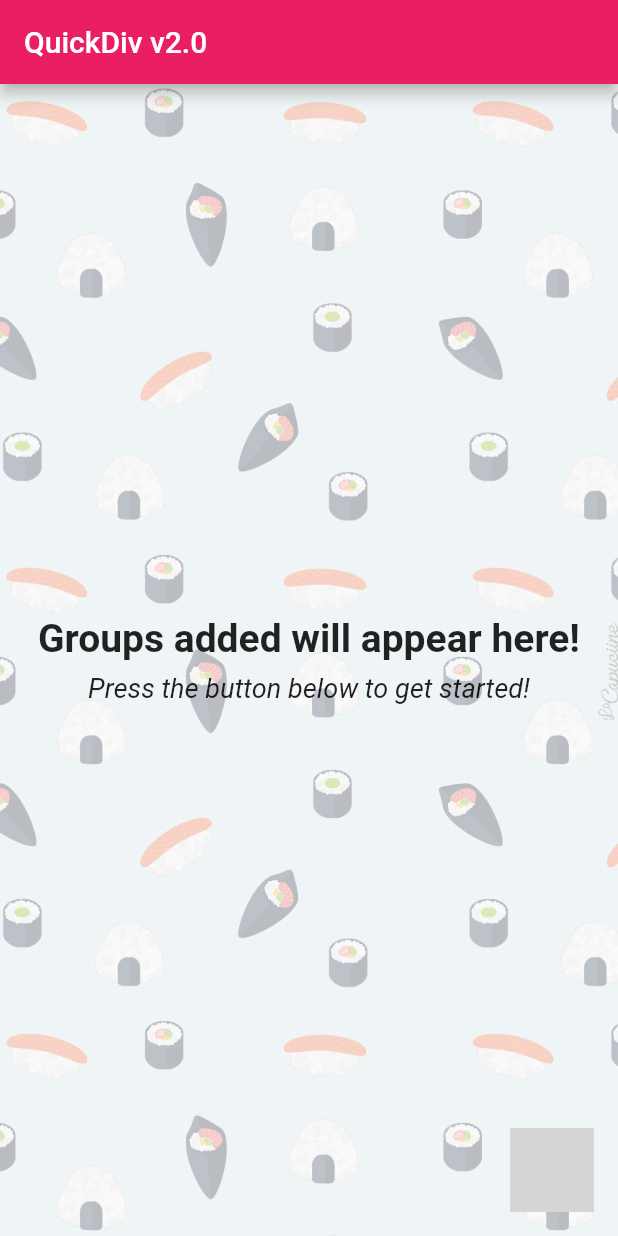
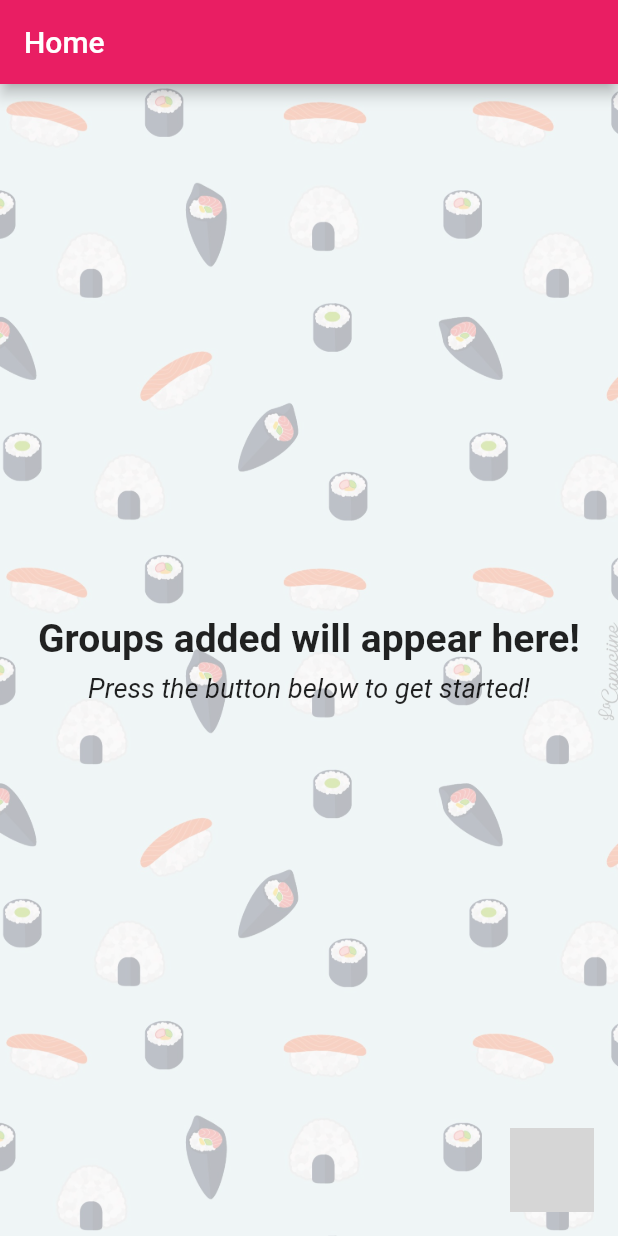
Before and after one commit to Lucria/Orbital2019_QuickDiv, a Flutter app: the screen it shows after launch, on a phone screen of 412 x 824 dp. Run offline on Flutter 3.47's test engine with Material 2 defaults, Android fonts, the phone set to English and light mode, and no system bars; our stand-ins replace contacts_service, image_picker, permission_handler, rflutter_alert; missing offline and left inert: animated_floatactionbuttons; grey boxes are pictures that could not be loaded.

Commit message:
[Fix] Fix the title on split_bill.dart and changed home.dart title to Home

```diff
--- a/lib/pages/home_page.dart
+++ b/lib/pages/home_page.dart
@@ -6,7 +6,6 @@ import '../widget/ui_elements/appbar.dart';
 import '../widget/show_model.dart';
 
 class MyHomePage extends StatelessWidget {
-
   Widget oneTimeButton(BuildContext context) {
     return Container(
       child: FloatingActionButton(
@@ -15,7 +14,8 @@ class MyHomePage extends StatelessWidget {
           // Bottom sheet will show two buttons
           // One button is for users to upload exisiting photos from gallery
           // The other button is for users to take a new photo using camera
-          ShowModal.myModal(context); // Calling myModal function from the ShowModal class
+          ShowModal.myModal(
+              context); // Calling myModal function from the ShowModal class
         },
         tooltip: "One-time usage button",
         child: Icon(Icons.add),
@@ -42,7 +42,10 @@ class MyHomePage extends StatelessWidget {
     // This method is rerun every time setState is called, for instance as done
     // by the _incrementCounter method above.
     return Scaffold(
-      appBar: TitleText.defaultTitle(),
+      appBar: AppBar(
+        title: Text("Home"),
+        automaticallyImplyLeading: false,
+      ),
       body: Container(
         decoration: BackgroundImage.myBoxDecoration(),
         child: Groups(),
```
Also changed, not shown: lib/pages/split_bill.dart (+9 -3 lines).
